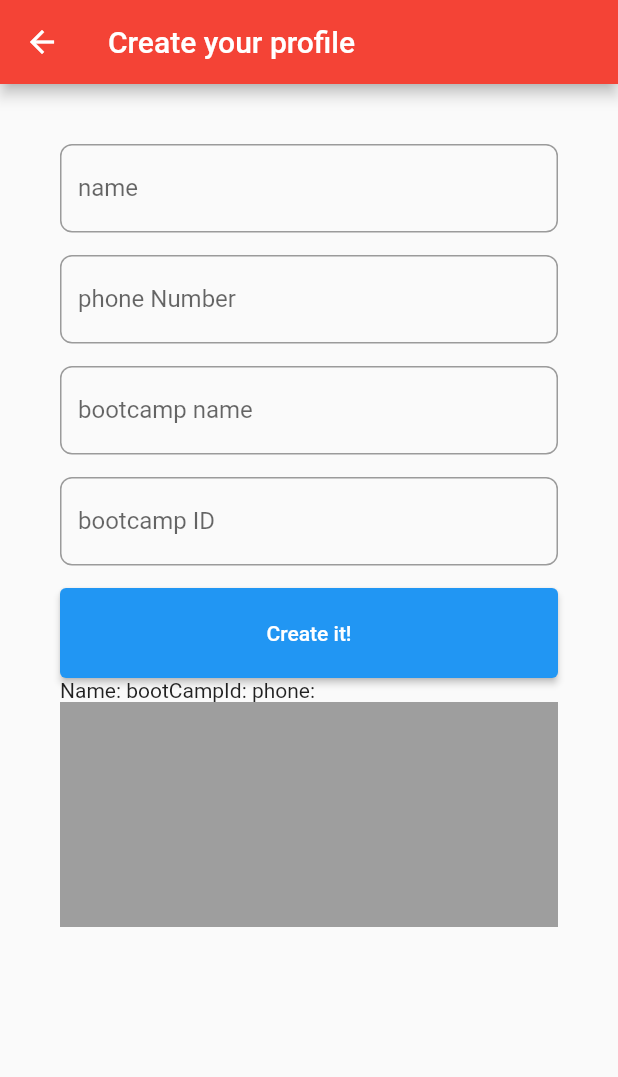
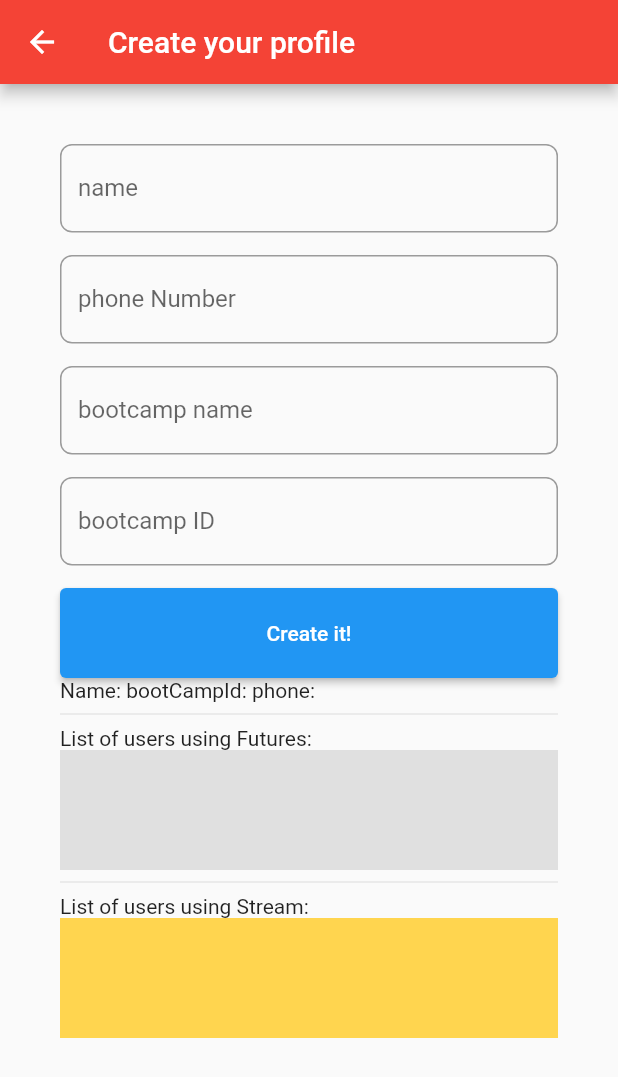
Before and after one commit to hooshyar/wecode_21_22_3_2, a Flutter app: the CreateProfileScreen screen opened by its route, on a phone screen of 412 x 824 dp. Shown: the top 1077 px of the screen. Run offline on Flutter 3.47's test engine with Material 2 defaults, Android fonts, the phone set to English and light mode, and no system bars; our stand-ins replace cloud_firestore, firebase_auth, firebase_core, google_fonts; accounts and stored records are empty.

Commit message:
futures and streams

```diff
--- a/lib/src/profile_screens/create_profile_screen.dart
+++ b/lib/src/profile_screens/create_profile_screen.dart
@@ -120,9 +120,11 @@ class _CreateProfileScreenState extends State<CreateProfileScreen> {
                     'bootCampId: ' +
                     'phone: ' +
                     _phoneNumberController.value.text),
+                Divider(),
+                Text('List of users using Futures:'),
                 Container(
-                  height: 150,
-                  color: Colors.grey,
+                  height: 80,
+                  color: Colors.grey[300],
                   child: FutureBuilder<QuerySnapshot>(
                     future:
                         FirebaseFirestore.instance.collection('users').get(),
@@ -149,7 +151,40 @@ class _CreateProfileScreenState extends State<CreateProfileScreen> {
                       return LinearProgressIndicator();
                     },
                   ),
-                )
+                ),
+                Divider(),
+                Text('List of users using Stream:'),
+                Container(
+                    height: 80,
+                    color: Colors.amber[300],
+                    child: StreamBuilder<QuerySnapshot>(
+                        stream: FirebaseFirestore.instance
+                            .collection('users')
+                            .snapshots(),
+                        builder: (context, snapshot) {
+                          if (snapshot.hasError) {
+                            return Text('error');
+                          } else if (!snapshot.hasData ||
+                              snapshot.data == null) {
+                            return Text('empty');
+                          } else if (snapshot.connectionState ==
+                              ConnectionState.waiting) {
+                            return LinearProgressIndicator();
+                          }
+
+                          List<DocumentSnapshot> _docs = snapshot.data!.docs;
+
+                          List<GeneralUser> _users = _docs
+                              .map((e) => GeneralUser.fromMap(
+                                  e.data() as Map<String, dynamic>))
+                              .toList();
+
+                          return ListView.builder(
+                              itemCount: _users.length,
+                              itemBuilder: (context, index) {
+                                return Text(_users[index].name ?? 'no name');
+                              });
+                        })),
               ],
             )),
       ),
```
